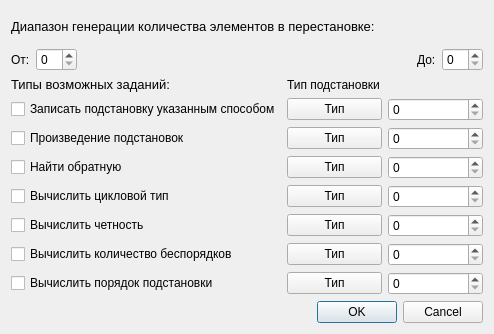
Before: the Qt Designer form dialogtranspositiongroup.ui in TeddyReady/MathTasksRenderer, drawn with Qt 5.
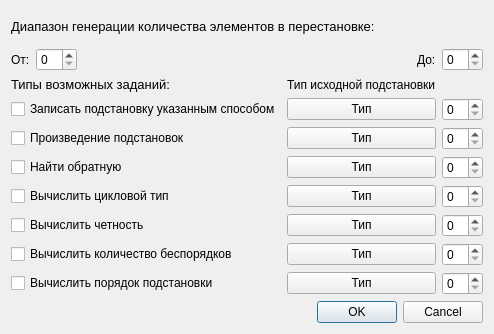
After: the same form once the commit is applied.

```diff
--- a/dialogtranspositiongroup.ui
+++ b/dialogtranspositiongroup.ui
@@ -203,7 +203,7 @@
      <item row="0" column="1">
       <widget class="QLabel" name="label_2">
        <property name="text">
-        <string>Тип подстановки</string>
+        <string>Тип исходной подстановки</string>
        </property>
       </widget>
      </item>
```
